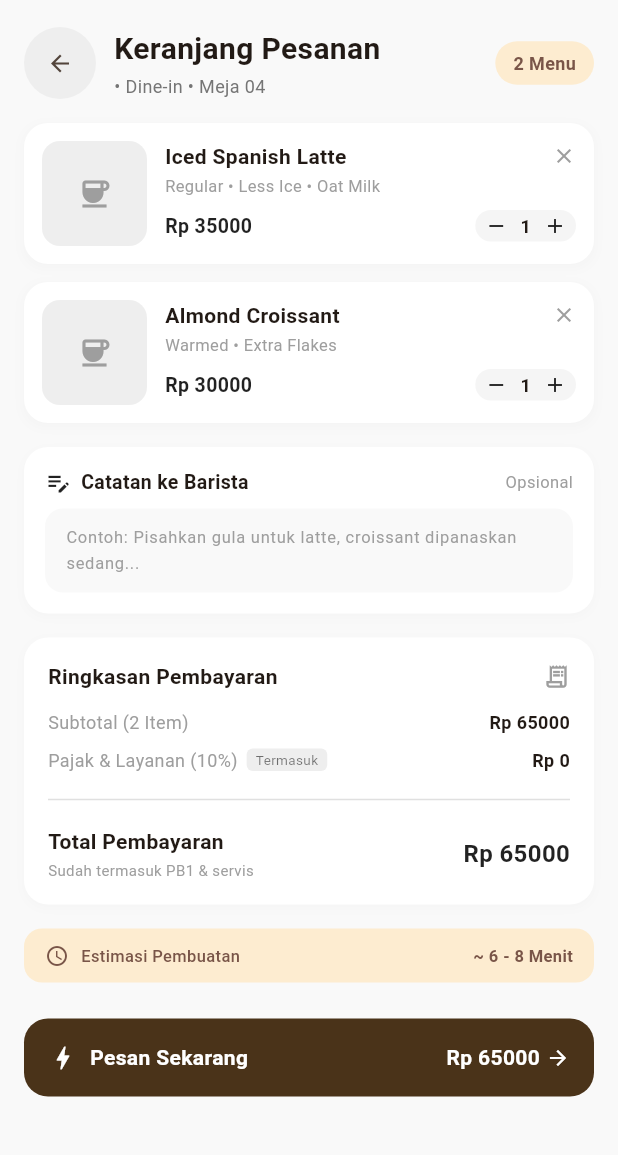
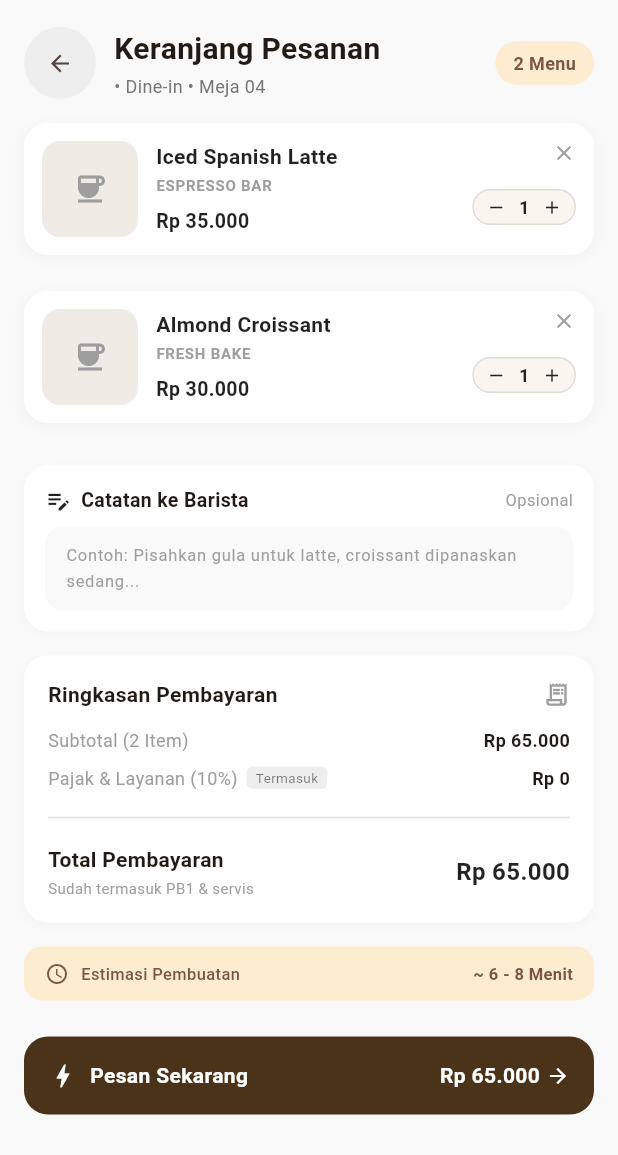
Before and after one commit to nanszaa/project-mp2, a Flutter app: the CartPages screen opened directly, on a phone screen of 412 x 824 dp, the part 81-1236 px from its top. Run offline on Flutter 3.47's test engine with Material 3 defaults, Android fonts, the phone set to English and light mode, and no system bars; our stand-ins replace dio; missing offline and left inert: mobile_scanner; network calls fail.

Commit message:
merubah fitur pada cart_page

```diff
--- a/lib/features/coffee_order/presentation/pages/cart_pages.dart
+++ b/lib/features/coffee_order/presentation/pages/cart_pages.dart
@@ -1,4 +1,6 @@
 import 'package:flutter/material.dart';
+// Impor helper format rupiah yang sudah kita buat
+import 'package:coffee_shop/features/coffee_order/presentation/utils/currency_formatter.dart';
 
 class CartPages extends StatefulWidget {
   const CartPages({super.key});
@@ -8,7 +10,7 @@ class CartPages extends StatefulWidget {
 }
 
 class _CartPagesState extends State<CartPages> {
-  // Contoh kuantitas item dummy
+  // Jumlah kuantitas pesanan awal
   int qty1 = 1;
   int qty2 = 1;
 
@@ -17,6 +19,7 @@ class _CartPagesState extends State<CartPages> {
 
   @override
   Widget build(BuildContext context) {
+    // Menghitung subtotal secara otomatis berdasarkan jumlah pesanan
     int subtotal = (price1 * qty1) + (price2 * qty2);
 
     return Scaffold(
@@ -31,15 +34,18 @@ class _CartPagesState extends State<CartPages> {
               _buildTopBar(),
               const SizedBox(height: 16),
 
-              // 2. Cart Title & Table Info
+              // 2. Info Keranjang & Meja
               _buildCartHeader(),
               const SizedBox(height: 16),
 
-              // 3. List of Cart Items
+              // ==============================================================
+              // [PERUBAHAN BARU 1: DAFTAR MENU DENGAN KATEGORI (TANPA CATATAN)]
+              // ==============================================================
               _buildCartItemCard(
                 title: 'Iced Spanish Latte',
-                variants: 'Regular • Less Ice • Oat Milk',
+                category: 'ESPRESSO BAR', // Menggantikan catatan varian dengan kategori
                 price: price1,
+                imageUrl: 'https://images.unsplash.com/photo-1517701550927-30cf4ba1dba5?w=500',
                 quantity: qty1,
                 onAdd: () => setState(() => qty1++),
                 onMinus: () => setState(() {
@@ -50,8 +56,9 @@ class _CartPagesState extends State<CartPages> {
               const SizedBox(height: 12),
               _buildCartItemCard(
                 title: 'Almond Croissant',
-                variants: 'Warmed • Extra Flakes',
+                category: 'FRESH BAKE', // Menggantikan catatan varian dengan kategori
                 price: price2,
+                imageUrl: 'https://images.unsplash.com/photo-1555507036-ab1f4038808a?w=500',
                 quantity: qty2,
                 onAdd: () => setState(() => qty2++),
                 onMinus: () => setState(() {
@@ -61,19 +68,21 @@ class _CartPagesState extends State<CartPages> {
               ),
               const SizedBox(height: 16),
 
-              // 4. Notes to Barista
+              // ==============================================================
+              // [SATU-SATUNYA TEMPAT CATATAN: CATATAN KE BARISTA]
+              // ==============================================================
               _buildBaristaNotesBox(),
               const SizedBox(height: 16),
 
-              // 5. Payment Summary
+              // 5. Ringkasan Pembayaran
               _buildPaymentSummary(subtotal),
               const SizedBox(height: 16),
 
-              // 6. Estimated Time Banner
+              // 6. Estimasi Waktu Penyajian
               _buildEstTimeBanner(),
               const SizedBox(height: 24),
 
-              // 7. Checkout Button
+              // 7. Tombol Pesan Sekarang
               _buildCheckoutButton(subtotal),
               const SizedBox(height: 20),
             ],
@@ -107,8 +116,6 @@ class _CartPagesState extends State<CartPages> {
             ),
           ],
         ),
-        Row(
-          children: [
         Container(
           padding: const EdgeInsets.all(8),
           decoration: BoxDecoration(
@@ -116,8 +123,6 @@ class _CartPagesState extends State<CartPages> {
             color: Colors.grey[200],
           ),
           child: const Icon(Icons.search, size: 20, color: Colors.black87),
-            ),
-          ],
         ),
       ],
     );
@@ -136,7 +141,7 @@ class _CartPagesState extends State<CartPages> {
               ),
               child: IconButton(
                 icon: const Icon(Icons.arrow_back, size: 18),
-                onPressed: () {},
+                onPressed: () => Navigator.pop(context),
               ),
             ),
             const SizedBox(width: 12),
@@ -171,25 +176,31 @@ class _CartPagesState extends State<CartPages> {
     );
   }
 
+  // ==============================================================
+  // [PERUBAHAN BARU 2: PARAMETER VARIANTS DIHAPUS, DIGANTI CATEGORY]
+  // ==============================================================
   Widget _buildCartItemCard({
     required String title,
-    required String variants,
-    required int price,
+    required String category, // Parameter baru yang lebih rapi
+    required num price,
+    String imageUrl = '',
     required int quantity,
     required VoidCallback onAdd,
     required VoidCallback onMinus,
     required VoidCallback onDelete,
   }) {
+    final formattedPrice = formatRupiah(price);
+
     return Container(
+      margin: const EdgeInsets.only(bottom: 12),
       padding: const EdgeInsets.all(12),
       decoration: BoxDecoration(
         color: Colors.white,
         borderRadius: BorderRadius.circular(16),
         boxShadow: [
           BoxShadow(
-            color: Colors.grey.withOpacity(0.05),
-            spreadRadius: 1,
-            blurRadius: 5,
+            color: Colors.black.withOpacity(0.03),
+            blurRadius: 8,
             offset: const Offset(0, 2),
           ),
         ],
@@ -197,65 +208,110 @@ class _CartPagesState extends State<CartPages> {
       child: Row(
         crossAxisAlignment: CrossAxisAlignment.start,
         children: [
-          Container(
-            width: 70,
-            height: 70,
-            decoration: BoxDecoration(
-              color: Colors.grey[200],
+          // 1. Gambar Produk dengan Fallback Ikon
+          ClipRRect(
             borderRadius: BorderRadius.circular(12),
-            ),
+            child: imageUrl.isNotEmpty
+                ? Image.network(
+                    imageUrl,
+                    width: 64,
+                    height: 64,
+                    fit: BoxFit.cover,
+                    errorBuilder: (context, error, stackTrace) => Container(
+                      width: 64,
+                      height: 64,
+                      color: const Color(0xFFEFECE6),
                       child: const Icon(Icons.coffee, color: Colors.grey),
                     ),
+                  )
+                : Container(
+                    width: 64,
+                    height: 64,
+                    color: const Color(0xFFEFECE6),
+                    child: const Icon(Icons.coffee, color: Colors.grey),
+                  ),
+          ),
           const SizedBox(width: 12),
+
+          // 2. Rincian Nama, Kategori, dan Harga
           Expanded(
             child: Column(
               crossAxisAlignment: CrossAxisAlignment.start,
               children: [
-                Row(
-                  mainAxisAlignment: MainAxisAlignment.spaceBetween,
-                  children: [
                 Text(
                   title,
-                      style: const TextStyle(fontWeight: FontWeight.bold, fontSize: 14),
+                  style: const TextStyle(
+                    fontWeight: FontWeight.bold,
+                    fontSize: 14,
+                    color: Colors.black87,
                   ),
+                ),
+                // Menampilkan Kategori Produk sebagai pengganti catatan varian
+                if (category.isNotEmpty) ...[
+                  const SizedBox(height: 2),
+                  Text(
+                    category.toUpperCase(),
+                    style: TextStyle(
+                      fontSize: 10,
+                      fontWeight: FontWeight.w600,
+                      color: Colors.grey[500],
+                      letterSpacing: 0.5,
+                    ),
+                  ),
+                ],
+                const SizedBox(height: 8),
+                Text(
+                  formattedPrice,
+                  style: const TextStyle(
+                    fontWeight: FontWeight.bold,
+                    fontSize: 13,
+                    color: Colors.black87,
+                  ),
+                ),
+              ],
+            ),
+          ),
+
+          // 3. Tombol Hapus (x) dan Stepper Kuantitas (- qty +)
+          Column(
+            crossAxisAlignment: CrossAxisAlignment.end,
+            children: [
               InkWell(
                 onTap: onDelete,
                 child: const Icon(Icons.close, size: 16, color: Colors.grey),
               ),
-                  ],
-                ),
-                const SizedBox(height: 2),
-                Text(
-                  variants,
-                  style: const TextStyle(fontSize: 11, color: Colors.grey),
-                ),
-                const SizedBox(height: 8),
-                Row(
-                  mainAxisAlignment: MainAxisAlignment.spaceBetween,
-                  children: [
-                    Text(
-                      'Rp $price',
-                      style: const TextStyle(fontWeight: FontWeight.bold, fontSize: 13, color: Colors.black87),
-                    ),
+              const SizedBox(height: 16),
               Container(
-                      padding: const EdgeInsets.symmetric(horizontal: 6, vertical: 2),
                 decoration: BoxDecoration(
-                        color: Colors.grey[100],
+                  color: const Color(0xFFF9F6F0),
                   borderRadius: BorderRadius.circular(16),
+                  border: Border.all(color: const Color(0xFFE0DDD7)),
                 ),
                 child: Row(
                   children: [
                     InkWell(
                       onTap: onMinus,
-                            child: const Icon(Icons.remove, size: 16),
+                      borderRadius: BorderRadius.circular(16),
+                      child: const Padding(
+                        padding: EdgeInsets.symmetric(horizontal: 8, vertical: 4),
+                        child: Icon(Icons.remove, size: 14, color: Colors.black87),
                       ),
-                          Padding(
-                            padding: const EdgeInsets.symmetric(horizontal: 8),
-                            child: Text('$quantity', style: const TextStyle(fontWeight: FontWeight.bold, fontSize: 12)),
+                    ),
+                    Text(
+                      '$quantity',
+                      style: const TextStyle(
+                        fontWeight: FontWeight.bold,
+                        fontSize: 12,
+                        color: Colors.black87,
+                      ),
                     ),
                     InkWell(
                       onTap: onAdd,
-                            child: const Icon(Icons.add, size: 16),
+                      borderRadius: BorderRadius.circular(16),
+                      child: const Padding(
+                        padding: EdgeInsets.symmetric(horizontal: 8, vertical: 4),
+                        child: Icon(Icons.add, size: 14, color: Colors.black87),
+                      ),
                     ),
                   ],
                 ),
@@ -264,12 +320,10 @@ class _CartPagesState extends State<CartPages> {
           ),
         ],
       ),
-          ),
-        ],
-      ),
     );
   }
 
+  // Bagian Catatan Tunggal Khusus ke Barista
   Widget _buildBaristaNotesBox() {
     return Container(
       padding: const EdgeInsets.all(14),
@@ -342,7 +396,7 @@ class _CartPagesState extends State<CartPages> {
             mainAxisAlignment: MainAxisAlignment.spaceBetween,
             children: [
               const Text('Subtotal (2 Item)', style: TextStyle(fontSize: 12, color: Colors.grey)),
-              Text('Rp $subtotal', style: TextStyle(fontSize: 12, fontWeight: FontWeight.bold)),
+              Text(formatRupiah(subtotal), style: const TextStyle(fontSize: 12, fontWeight: FontWeight.bold)),
             ],
           ),
           const SizedBox(height: 8),
@@ -379,7 +433,7 @@ class _CartPagesState extends State<CartPages> {
                 ],
               ),
               Text(
-                'Rp $subtotal',
+                formatRupiah(subtotal),
                 style: const TextStyle(fontWeight: FontWeight.bold, fontSize: 16, color: Colors.black87),
               ),
             ],
@@ -436,7 +490,7 @@ class _CartPagesState extends State<CartPages> {
           Row(
             children: [
               Text(
-                'Rp $subtotal',
+                formatRupiah(subtotal),
                 style: const TextStyle(color: Colors.white, fontWeight: FontWeight.bold, fontSize: 14),
               ),
               const SizedBox(width: 4),
--- /dev/null
+++ b/lib/features/coffee_order/presentation/utils/currency_formatter.dart
@@ -0,0 +1,11 @@
+import 'package:intl/intl.dart';
+
+String formatRupiah(num nominal) {
+  final formatter = NumberFormat.currency(
+    locale: 'id_ID',    // Format lokal Indonesia (pemisah ribuan memakai titik)
+    symbol: 'Rp ',       // Simbol mata uang
+    decimalDigits: 0,    // Jumlah angka di belakang koma (0 = tanpa desimal)
+  );
+
+  return formatter.format(nominal);
+}
--- a/lib/main.dart
+++ b/lib/main.dart
@@ -4,7 +4,9 @@ import 'package:coffee_shop/features/coffee_order/domain/usecases/create_order_u
 import 'package:coffee_shop/features/coffee_order/domain/usecases/get_menu_use_case.dart';
 import 'package:coffee_shop/features/coffee_order/domain/usecases/process_payment_use_case.dart';
 import 'package:coffee_shop/features/coffee_order/domain/usecases/scan_table_use_case.dart';
+import 'package:coffee_shop/features/coffee_order/presentation/pages/cart_pages.dart';
 import 'package:coffee_shop/features/coffee_order/presentation/pages/menu_pages.dart';
+import 'package:coffee_shop/features/coffee_order/presentation/pages/scanner_pages..dart';
 import 'package:coffee_shop/features/coffee_order/presentation/providers/coffee_notifier.dart';
 import 'package:flutter/material.dart';
 
@@ -43,7 +45,7 @@ class MyApp extends StatelessWidget {
         colorScheme: ColorScheme.fromSeed(seedColor: const Color(0xFF6F4E37)),
         useMaterial3: true,
       ),
-      home: MenuScreen(notifier: coffeeNotifier),
+      home: CartPages(),
     );
   }
 }
--- a/pubspec.yaml
+++ b/pubspec.yaml
@@ -38,6 +38,7 @@ dependencies:
   cupertino_icons: ^1.0.8
   mobile_scanner: ^7.5.0
   animated_login: ^1.7.2
+  intl: ^0.20.3
 
 dev_dependencies:
   flutter_test:
```
Also changed, not shown: pubspec.lock, 1 other file. Lines whose indentation alone changed are shown as unchanged.
